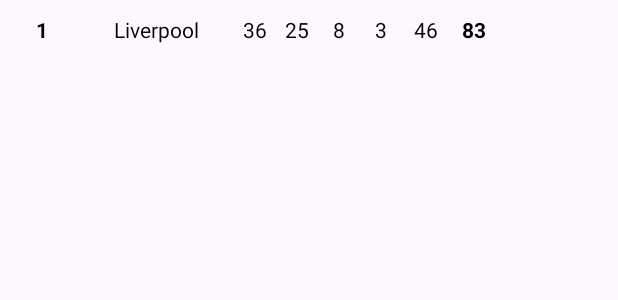
After one commit to ASenoJati/TryOutPAS_02_10, an Android app: the layout klasemen_item_layout.xml on its own in the app's theme, with its tools: preview values and no code run, on a phone screen of 412 x 824 dp. The commit adds this screen. Shown: the top 300 px of the screen. Run offline under Robolectric (Android 15) with nearby library versions, the phone set to English and light mode, and no system bars.

Commit message:
feat [BANYU] klasemen

```diff
--- a/app/src/main/java/com/example/tryoutpas_02_10/SoccerAPI.java
+++ b/app/src/main/java/com/example/tryoutpas_02_10/SoccerAPI.java
@@ -8,6 +8,9 @@ public interface SoccerAPI {
     @GET("/api/v1/json/3/search_all_teams.php?l=Spanish%20La%20Liga")
     Call<SoccerResponse> getLaliga(@Query("l") String league);
 
-    @GET("/api/v1/json/3/eventsround.php?id=4328&r=36&s=2024-2025")
+    @GET("/api/v1/json/3/eventsround.php?id=4335&r=36&s=2024-2025")
     Call<JadwalResponse> getJadwalLaliga(@Query("j") String jadwal1);
+
+    @GET("/api/v1/json/3/lookuptable.php?l=4335&s=2024-2025")
+    Call<KlasemenResponse> getKlasemenLaliga (@Query("k") String klasemen);
 }
--- /dev/null
+++ b/app/src/main/res/layout/klasemen_item_layout.xml
@@ -0,0 +1,91 @@
+<?xml version="1.0" encoding="utf-8"?>
+<LinearLayout xmlns:android="http://schemas.android.com/apk/res/android"
+    android:layout_width="match_parent"
+    android:layout_height="wrap_content"
+    android:orientation="horizontal"
+    android:paddingVertical="8dp"
+    android:paddingHorizontal="12dp"
+    android:gravity="center_vertical"
+    android:background="?attr/selectableItemBackground">
+
+    <!-- Peringkat -->
+    <TextView
+        android:id="@+id/tvRank"
+        android:layout_width="32dp"
+        android:layout_height="wrap_content"
+        android:text="1"
+        android:textStyle="bold"
+        android:gravity="center"
+        android:textColor="@android:color/black" />
+
+    <!-- Logo Klub -->
+    <ImageView
+        android:id="@+id/ivBadge"
+        android:layout_width="24dp"
+        android:layout_height="24dp"
+        android:layout_marginEnd="8dp"/>
+
+    <!-- Nama Klub -->
+    <TextView
+        android:id="@+id/tvTeam"
+        android:layout_width="80dp"
+        android:layout_height="wrap_content"
+        android:text="Liverpool"
+        android:textColor="@android:color/black"
+        android:maxLines="1" />
+
+    <!-- Main (T) -->
+    <TextView
+        android:id="@+id/tvMain"
+        android:layout_width="28dp"
+        android:layout_height="wrap_content"
+        android:gravity="center"
+        android:text="36"
+        android:textColor="@android:color/black" />
+
+    <!-- Menang (M) -->
+    <TextView
+        android:id="@+id/tvWin"
+        android:layout_width="28dp"
+        android:layout_height="wrap_content"
+        android:gravity="center"
+        android:text="25"
+        android:textColor="@android:color/black" />
+
+    <!-- Seri (S) -->
+    <TextView
+        android:id="@+id/tvDraw"
+        android:layout_width="28dp"
+        android:layout_height="wrap_content"
+        android:gravity="center"
+        android:text="8"
+        android:textColor="@android:color/black" />
+
+    <!-- Kalah (K) -->
+    <TextView
+        android:id="@+id/tvLoss"
+        android:layout_width="28dp"
+        android:layout_height="wrap_content"
+        android:gravity="center"
+        android:text="3"
+        android:textColor="@android:color/black" />
+
+    <!-- SG -->
+    <TextView
+        android:id="@+id/tvGoalDiff"
+        android:layout_width="32dp"
+        android:layout_height="wrap_content"
+        android:gravity="center"
+        android:text="46"
+        android:textColor="@android:color/black" />
+
+    <!-- Poin -->
+    <TextView
+        android:id="@+id/tvPoints"
+        android:layout_width="32dp"
+        android:layout_height="wrap_content"
+        android:gravity="center"
+        android:text="83"
+        android:textStyle="bold"
+        android:textColor="@android:color/black" />
+</LinearLayout>
```
Also changed, not shown: app/src/main/java/com/example/tryoutpas_02_10/KlasemenAdapter.java (added, +65 -0 lines), app/src/main/java/com/example/tryoutpas_02_10/KlasemenFragment.java (+46 -0 lines), app/src/main/java/com/example/tryoutpas_02_10/KlasemenModel.java (added, +74 -0 lines), app/src/main/java/com/example/tryoutpas_02_10/KlasemenResponse.java (added, +14 -0 lines), app/src/main/res/layout/fragment_klasemen.xml (+24 -5 lines), app/src/main/res/layout/layout_klasemen_header.xml (added, +72 -0 lines).
